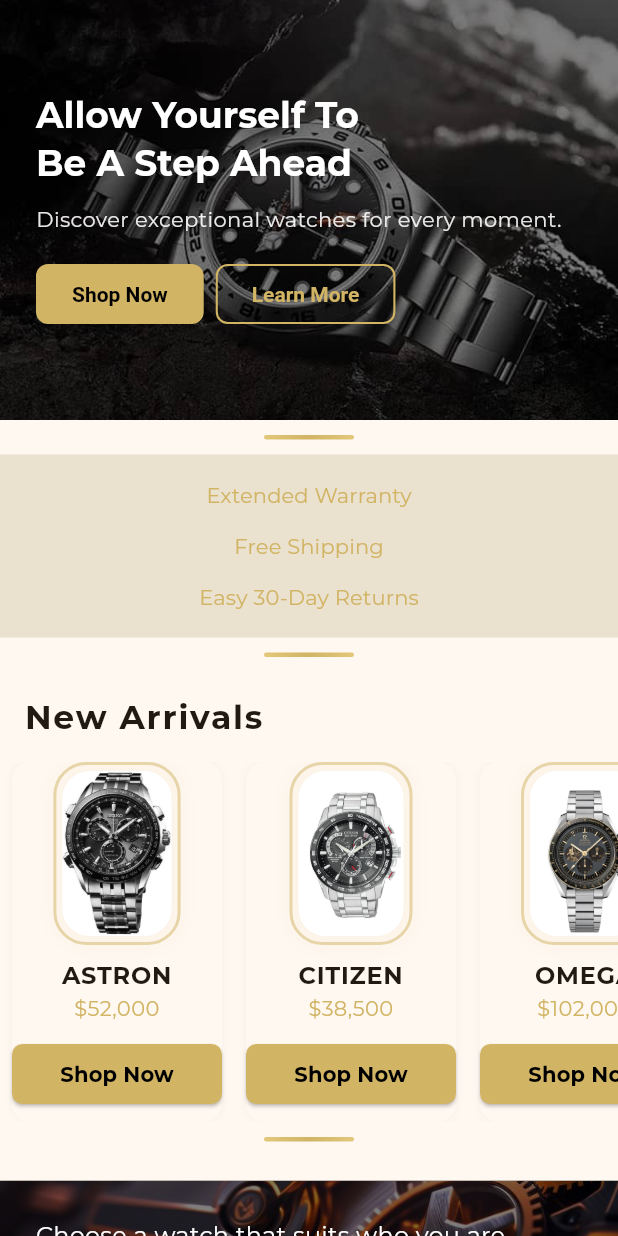
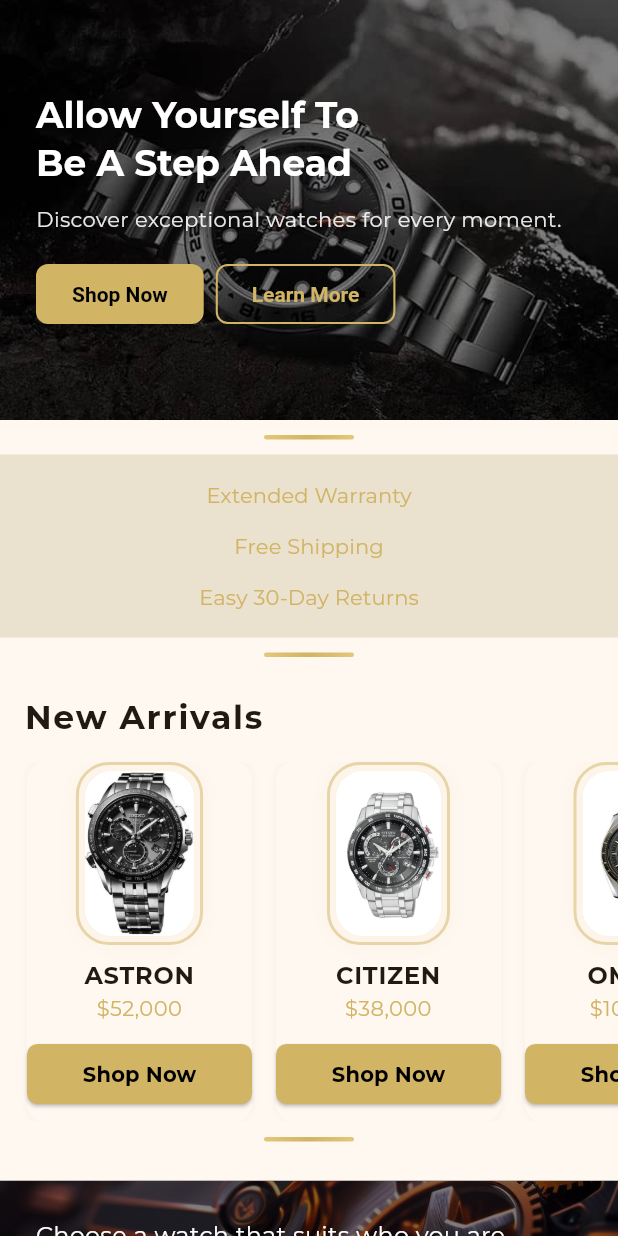
Before and after one commit to okithaeske/Ecommerce-Dart, a Flutter app: the HomeScreen screen opened directly, on a phone screen of 412 x 824 dp. Run offline on Flutter 3.47's test engine with Material 3 defaults, Android fonts, the phone set to English and light mode, and no system bars.

Commit message:
home page aspect ratio change in newArrivals section to suit screens

```diff
--- a/lib/views/screens/home_screen.dart
+++ b/lib/views/screens/home_screen.dart
@@ -76,10 +76,18 @@
   Widget _buildNewArrivals(BuildContext context, ColorScheme colorScheme, TextTheme textTheme, double width) {
     final watches = [
       {"name": "ASTRON", "price": "\$52,000"},
-      {"name": "CITIZEN", "price": "\$38,500"},
+      {"name": "CITIZEN", "price": "\$38,000"},
       {"name": "OMEGA", "price": "\$102,000"},
       {"name": "SEIKO", "price": "\$46,200"},
     ];
+
+    // Minimum card width for grid
+    const double minCardWidth = 170;
+    // Responsive columns, but never let a card get too small
+    int columns = (width ~/ minCardWidth).clamp(2, 4);
+    // Responsive aspect ratio
+    final isLandscape = MediaQuery.of(context).orientation == Orientation.landscape;
+    double aspectRatio = isLandscape ? 1.0 : 0.8;
 
     if (width < 600) {
       // Horizontal list for phones
@@ -95,6 +103,7 @@
             child: ListView.builder(
               scrollDirection: Axis.horizontal,
               itemCount: watches.length,
+              padding: const EdgeInsets.symmetric(horizontal: 10),
               itemBuilder: (context, index) {
                 return _WatchCard(
                   name: watches[index]['name']!,
@@ -102,7 +111,7 @@
                   imagePath: 'assets/images/watch${index + 1}.jpg',
                   colorScheme: colorScheme,
                   textTheme: textTheme,
-                  width: 140,
+                  width: 150,
                 );
               },
             ),
@@ -111,7 +120,8 @@
       );
     } else {
       // Responsive grid for wide screens/tablets/web
-      int columns = (width ~/ 220).clamp(2, 4);
+      double cardWidth = (width - 24 - (columns - 1) * 16) / columns;
+      cardWidth = cardWidth < minCardWidth ? minCardWidth : cardWidth;
       return Column(
         crossAxisAlignment: CrossAxisAlignment.start,
         children: [
@@ -121,14 +131,16 @@
           ),
           Padding(
             padding: const EdgeInsets.symmetric(horizontal: 12),
-            child: GridView.builder(
+            child: LayoutBuilder(
+              builder: (context, constraints) {
+                return GridView.builder(
                   shrinkWrap: true,
                   physics: const NeverScrollableScrollPhysics(),
                   gridDelegate: SliverGridDelegateWithFixedCrossAxisCount(
                     crossAxisCount: columns,
                     mainAxisSpacing: 16,
                     crossAxisSpacing: 16,
-                childAspectRatio: 0.8,
+                    childAspectRatio: aspectRatio,
                   ),
                   itemCount: watches.length,
                   itemBuilder: (context, index) {
@@ -138,7 +150,9 @@
                       imagePath: 'assets/images/watch${index + 1}.jpg',
                       colorScheme: colorScheme,
                       textTheme: textTheme,
-                  width: width / columns - 28,
+                      width: cardWidth,
+                    );
+                  },
                 );
               },
             ),
```
Lines whose indentation alone changed are shown as unchanged.
